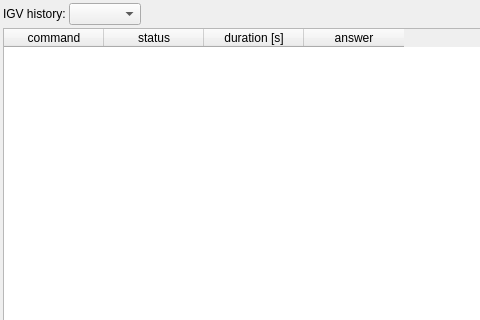
Qt form src/GSvar/IgvLogWidget.ui (imgag/ngs-bits) before a commit; both pictures show x 0 to 480 and y 0 to 320 of the 1400 by 750 pixel window.
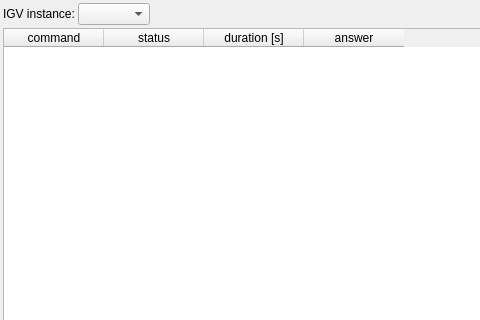
The same form after that commit.

The edit to the form file:
```diff
--- a/src/GSvar/IgvLogWidget.ui
+++ b/src/GSvar/IgvLogWidget.ui
@@ -49,7 +49,7 @@
      <item>
       <widget class="QLabel" name="label_3">
        <property name="text">
-        <string>IGV history:</string>
+        <string>IGV instance:</string>
        </property>
       </widget>
      </item>
```
